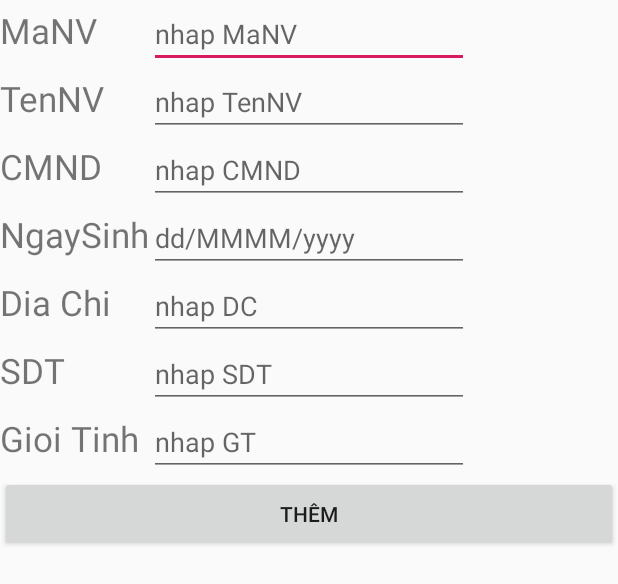
After one commit to trvthanh/Android_QLKS, an Android app: the layout activity_them_nv.xml on its own in the app's theme, with its tools: preview values and no code run, on a phone screen of 412 x 824 dp. The commit adds this screen. Shown: the top 584 px of the screen. Run offline under Robolectric (Android 15) with nearby library versions, the phone set to English and light mode, and no system bars.

Commit message:
Nhat: Them Nhan vien, xem chi tiet nhan vien

```diff
--- a/app/src/main/AndroidManifest.xml
+++ b/app/src/main/AndroidManifest.xml
@@ -21,6 +21,7 @@
         <activity android:name=".QLNVActivity" />
         <activity android:name=".QLPhongActivity" />
         <activity android:name=".ChiTietPhongActivity"/>
+        <activity android:name=".Chitietnhanvien"/>
         <activity android:name=".ThemPhong"></activity>
     </application>
 
--- /dev/null
+++ b/app/src/main/res/layout/activity_them_nv.xml
@@ -0,0 +1,147 @@
+<?xml version="1.0" encoding="utf-8"?>
+<TableLayout xmlns:android="http://schemas.android.com/apk/res/android"
+    xmlns:app="http://schemas.android.com/apk/res-auto"
+    xmlns:tools="http://schemas.android.com/tools"
+    android:layout_width="match_parent"
+    android:layout_height="match_parent"
+    android:orientation="vertical"
+    tools:context=".ThemNV">
+
+    <TableRow
+        android:layout_width="match_parent"
+        android:layout_height="fill_parent"
+        >
+
+        <TextView
+            android:id="@+id/tvthemManv"
+            android:layout_width="wrap_content"
+            android:layout_height="wrap_content"
+            android:text="MaNV"
+            android:textSize="23dp"/>
+
+        <EditText
+            android:id="@+id/edthemMaNV"
+            android:layout_width="wrap_content"
+            android:layout_height="wrap_content"
+            android:ems="10"
+            android:inputType="textPersonName"
+            android:hint="nhap MaNV" />
+
+    </TableRow>
+
+    <TableRow
+        android:layout_width="match_parent"
+        android:layout_height="match_parent" >
+        <TextView
+            android:id="@+id/tvthemTen"
+            android:layout_width="wrap_content"
+            android:layout_height="wrap_content"
+            android:text="TenNV"
+            android:textSize="23dp"/>
+
+        <EditText
+            android:id="@+id/edthemTenNV"
+            android:layout_width="wrap_content"
+            android:layout_height="wrap_content"
+            android:ems="10"
+            android:inputType="textPersonName"
+            android:hint="nhap TenNV" />
+    </TableRow>
+    <TableRow
+        android:layout_width="match_parent"
+        android:layout_height="match_parent" >
+        <TextView
+            android:id="@+id/tvthemCMND"
+            android:layout_width="wrap_content"
+            android:layout_height="wrap_content"
+            android:text="CMND"
+            android:textSize="23dp"/>
+
+        <EditText
+            android:id="@+id/edthemCMND"
+            android:layout_width="wrap_content"
+            android:layout_height="wrap_content"
+            android:ems="10"
+            android:inputType="textPersonName"
+            android:hint="nhap CMND" />
+    </TableRow>
+    <TableRow
+        android:layout_width="match_parent"
+        android:layout_height="match_parent" >
+        <TextView
+            android:id="@+id/tvthemNS"
+            android:layout_width="wrap_content"
+            android:layout_height="wrap_content"
+            android:text="NgaySinh"
+            android:textSize="23dp"/>
+
+        <EditText
+            android:id="@+id/edthemNS"
+            android:layout_width="wrap_content"
+            android:layout_height="wrap_content"
+            android:ems="10"
+            android:hint="dd/MMMM/yyyy" />
+    </TableRow>
+    <TableRow
+        android:layout_width="match_parent"
+        android:layout_height="match_parent" >
+        <TextView
+            android:id="@+id/tvthemDC"
+            android:layout_width="wrap_content"
+            android:layout_height="wrap_content"
+            android:text="Dia Chi"
+            android:textSize="23dp"/>
+
+        <EditText
+            android:id="@+id/edthemDC"
+            android:layout_width="wrap_content"
+            android:layout_height="wrap_content"
+            android:ems="10"
+            android:inputType="textPersonName"
+            android:hint="nhap DC" />
+    </TableRow>
+    <TableRow
+        android:layout_width="match_parent"
+        android:layout_height="match_parent" >
+        <TextView
+            android:id="@+id/tvthemSDT"
+            android:layout_width="wrap_content"
+            android:layout_height="wrap_content"
+            android:text="SDT"
+            android:textSize="23dp"/>
+
+        <EditText
+            android:id="@+id/edthemSDT"
+            android:layout_width="wrap_content"
+            android:layout_height="wrap_content"
+            android:ems="10"
+            android:inputType="textPersonName"
+            android:hint="nhap SDT" />
+
+    </TableRow>
+    <TableRow
+        android:layout_width="match_parent"
+        android:layout_height="match_parent" >
+        <TextView
+            android:id="@+id/tvthemGT"
+            android:layout_width="wrap_content"
+            android:layout_height="wrap_content"
+            android:text="Gioi Tinh"
+            android:textSize="23dp"/>
+
+        <EditText
+            android:id="@+id/edthemGT"
+            android:layout_width="wrap_content"
+            android:layout_height="wrap_content"
+            android:ems="10"
+            android:inputType="textPersonName"
+            android:hint="nhap GT" />
+    </TableRow>
+
+    <Button
+        android:id="@+id/btnThemNVMOI"
+        android:layout_height="50dp"
+        android:text="Thêm"
+        />
+
+</TableLayout>
```
Also changed, not shown: app/src/main/java/com/trvthanh/qlks/Chitietnhanvien.java (added, +53 -0 lines), app/src/main/java/com/trvthanh/qlks/Database.java (+53 -12 lines), app/src/main/java/com/trvthanh/qlks/MainActivity.java (+7 -7 lines), app/src/main/java/com/trvthanh/qlks/NhanVien.java (+27 -19 lines), app/src/main/java/com/trvthanh/qlks/QLNVActivity.java (+59 -1 lines), app/src/main/java/com/trvthanh/qlks/ThemNV.java (added, +52 -0 lines), app/src/main/res/layout/chitietnhanvien_layout.xml (added, +160 -0 lines), app/src/main/res/layout/qlnv_layout.xml (+18 -0 lines).
